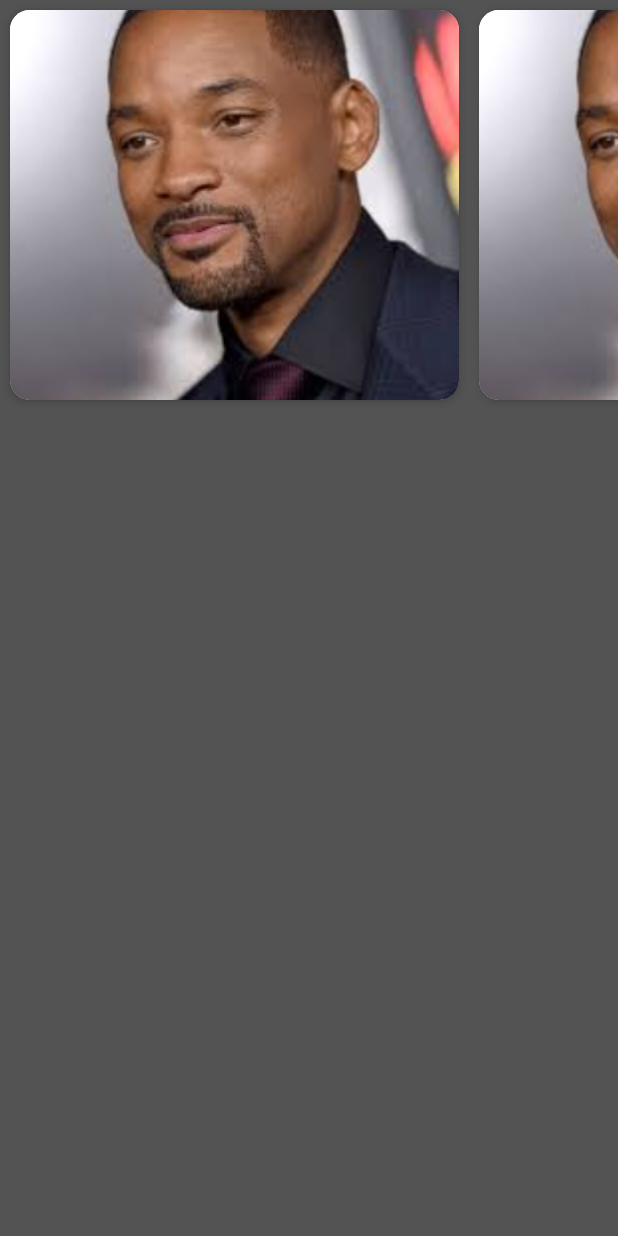
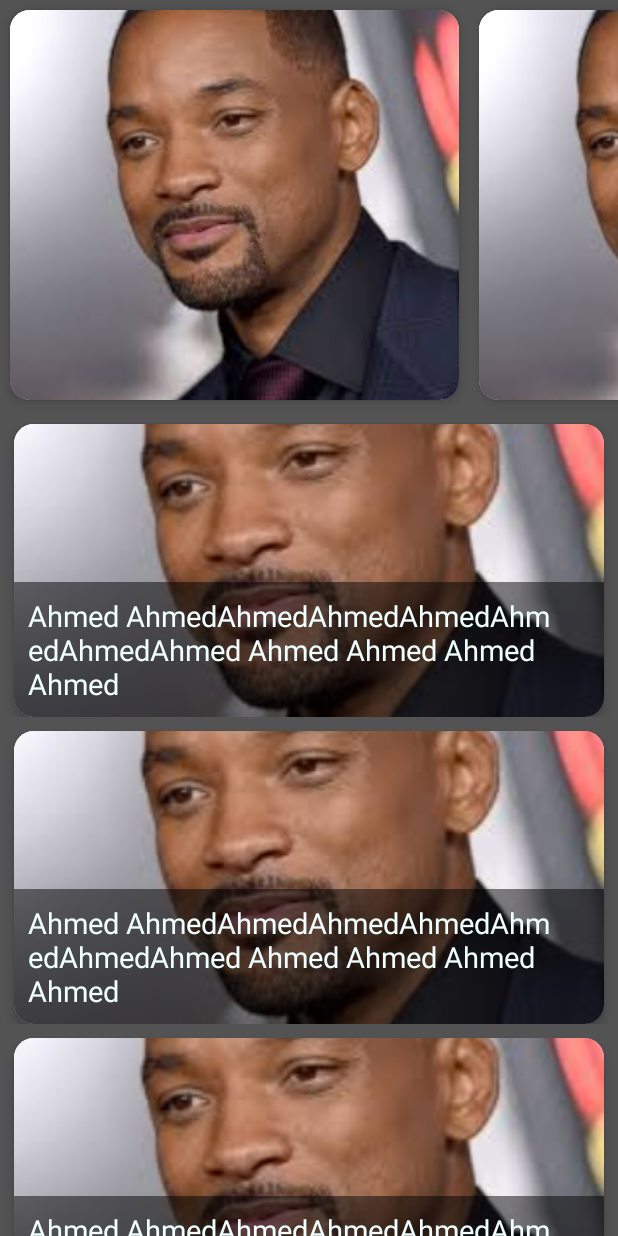
Before and after one commit to ahmedhegazydev/Movie-db-koin-rx, an Android app: the layout fragment_people_details.xml on its own in the app's theme, with its tools: preview values and no code run, on a phone screen of 412 x 824 dp. Run offline under Robolectric (Android 15) with nearby library versions, the phone set to English and light mode, and no system bars; plain views replace FeatureCoverFlow.

Commit message:
Showing more details for the selected person

```diff
--- a/app/build.gradle
+++ b/app/build.gradle
@@ -177,9 +177,6 @@ dependencies {
     //Moshi
     implementation "com.squareup.moshi:moshi-kotlin:1.8.0"
 
-
-    implementation 'com.github.moondroid.coverflow:library:1.0'
-
     implementation 'com.github.rubensousa:gravitysnaphelper:2.2.1'
 
 }
--- a/app/src/main/res/layout/fragment_people_details.xml
+++ b/app/src/main/res/layout/fragment_people_details.xml
@@ -32,23 +32,20 @@
             />
 
 
-        <!--        <it.moondroid.coverflow.components.ui.containers.FeatureCoverFlow-->
-        <!--            android:id="@+id/coverflow"-->
-        <!--            android:layout_width="match_parent"-->
-        <!--            android:layout_height="@dimen/_300sdp"-->
-        <!--            android:background="@color/Black_transparent_black_hex_10"-->
-        <!--            coverflow:coverHeight="@dimen/cover_height"-->
-        <!--            coverflow:coverWidth="@dimen/cover_width"-->
-        <!--            coverflow:layout_constraintEnd_toEndOf="parent"-->
-        <!--            coverflow:layout_constraintStart_toStartOf="parent"-->
-        <!--            coverflow:layout_constraintTop_toTopOf="parent"-->
-        <!--            coverflow:maxScaleFactor="1.5"-->
-        <!--            coverflow:reflectionGap="0px"-->
-        <!--            coverflow:rotationThreshold="0.5"-->
-        <!--            coverflow:scalingThreshold="0.5"-->
-        <!--            coverflow:spacing="0.6"-->
+        <androidx.recyclerview.widget.RecyclerView
+            android:id="@+id/rv_person_more"
+            android:layout_width="match_parent"
+            android:layout_height="0dp"
+            android:orientation="vertical"
+            android:scrollbars="none"
+            app:layoutManager="androidx.recyclerview.widget.LinearLayoutManager"
+            app:layout_constraintBottom_toBottomOf="parent"
+            app:layout_constraintEnd_toEndOf="parent"
+            app:layout_constraintStart_toStartOf="parent"
+            app:layout_constraintTop_toBottomOf="@id/rv_person_images"
+            tools:listitem="@layout/item_more_known_for"
 
-        <!--            />-->
+            />
 
 
     </androidx.constraintlayout.widget.ConstraintLayout>
--- /dev/null
+++ b/app/src/main/res/layout/item_more_known_for.xml
@@ -0,0 +1,52 @@
+<?xml version="1.0" encoding="utf-8"?>
+<androidx.constraintlayout.widget.ConstraintLayout xmlns:android="http://schemas.android.com/apk/res/android"
+    xmlns:app="http://schemas.android.com/apk/res-auto"
+    android:layout_width="match_parent"
+    android:layout_height="wrap_content">
+
+
+    <androidx.cardview.widget.CardView
+        android:layout_width="match_parent"
+        android:layout_height="@dimen/_150sdp"
+        android:layout_margin="@dimen/_7sdp"
+        app:cardCornerRadius="@dimen/_10sdp"
+        app:cardElevation="@dimen/_3sdp"
+        app:layout_constraintTop_toTopOf="parent"
+
+        >
+
+        <androidx.constraintlayout.widget.ConstraintLayout
+            android:layout_width="match_parent"
+            android:layout_height="match_parent">
+
+            <ImageView
+                android:id="@+id/known_image"
+                android:layout_width="match_parent"
+                android:layout_height="match_parent"
+                android:scaleType="centerCrop"
+                android:src="@drawable/will_smith"
+
+
+                />
+
+            <TextView
+                android:id="@+id/known_text_overview"
+                android:layout_width="match_parent"
+                android:layout_height="wrap_content"
+                android:background="@color/color_overview"
+                android:ellipsize="end"
+                android:maxLines="4"
+                android:padding="@dimen/_7sdp"
+                android:text="Ahmed AhmedAhmedAhmedAhmedAhmedAhmedAhmed Ahmed Ahmed Ahmed Ahmed"
+                android:textAllCaps="false"
+                android:textColor="@color/White_Azure"
+                android:textSize="@dimen/_15ssp"
+                app:layout_constraintBottom_toBottomOf="parent"
+
+                />
+        </androidx.constraintlayout.widget.ConstraintLayout>
+
+
+    </androidx.cardview.widget.CardView>
+
+</androidx.constraintlayout.widget.ConstraintLayout>
--- a/app/src/main/res/values/colors.xml
+++ b/app/src/main/res/values/colors.xml
@@ -232,6 +232,7 @@
     <color name="Yellow_GoldenRod">#DAA520</color>
     <color name="Yellow_LightYellow">#FFFFE0</color>
     <color name="Yellow_PaleGoldenrod">#EEE8AA</color>
+    <color name="color_overview">#7E000000</color>
 
 
 </resources>
```
Also changed, not shown: app/src/main/java/com/hegazy/ebtikar/adapters/PeopleMoreDetailsAdapter.kt (added, +75 -0 lines), app/src/main/java/com/hegazy/ebtikar/adapters/PersonImagesAdapter.kt (deleted, +0 -65 lines), app/src/main/java/com/hegazy/ebtikar/ui/fragment/PeopleDetailsFragment.kt (+18 -2 lines).
